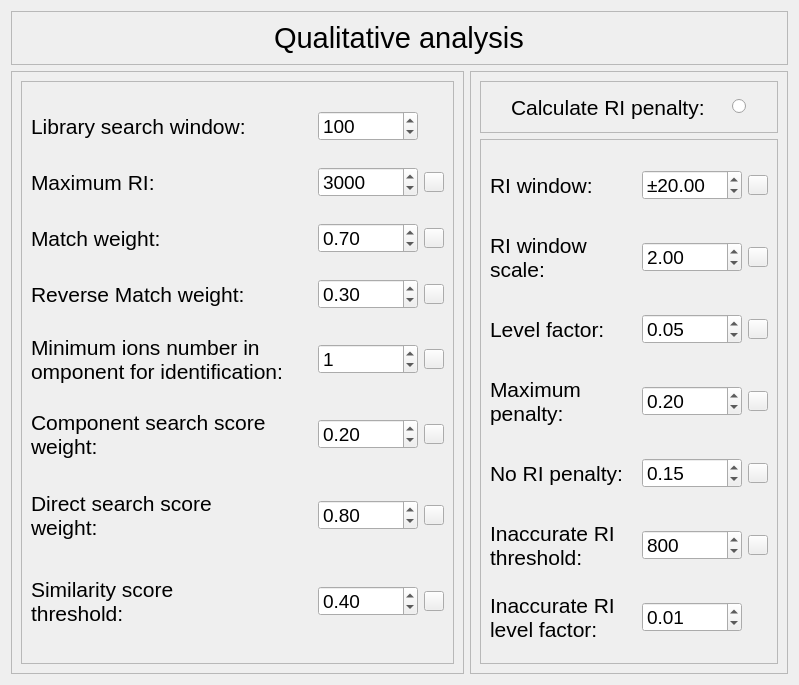
yuanhonglun/GC-WTS, file source_code/Data_Analyzer/step_3_RI.ui: the form before one commit.
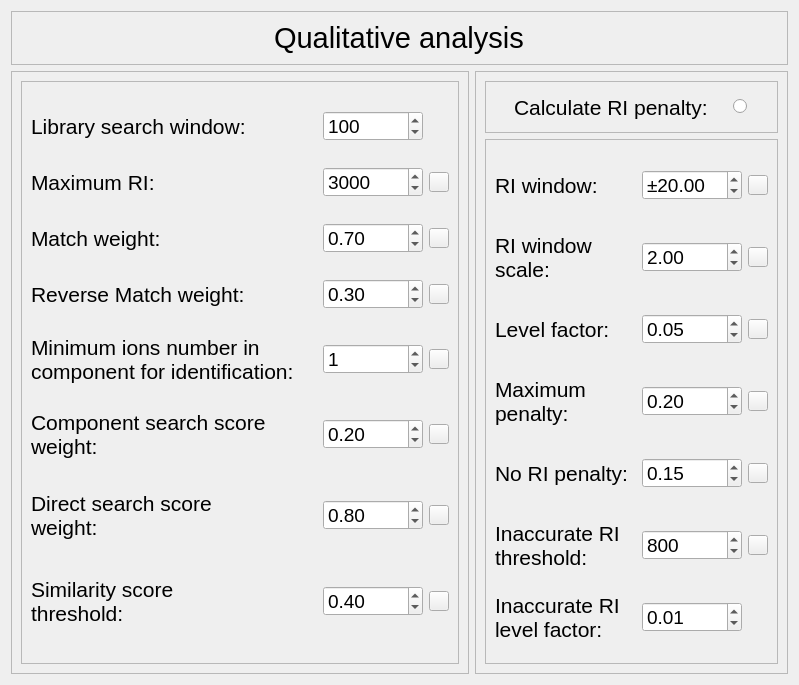
The form after the commit. Icons and pictures are not drawn.

Diff of the .ui file:
```diff
--- a/source_code/Data_Analyzer/step_3_RI.ui
+++ b/source_code/Data_Analyzer/step_3_RI.ui
@@ -411,7 +411,7 @@
             <string notr="true">font: 16pt;</string>
            </property>
            <property name="text">
-            <string>Minimum ions number in omponent for identification:</string>
+            <string>Minimum ions number in component for identification:</string>
            </property>
            <property name="wordWrap">
             <bool>true</bool>
```
